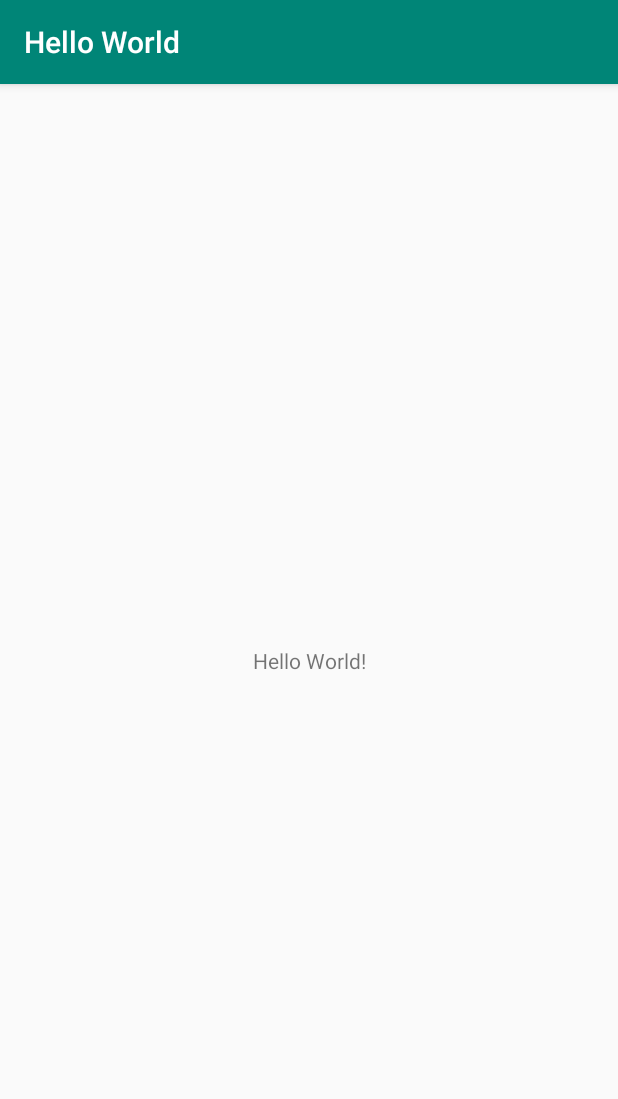
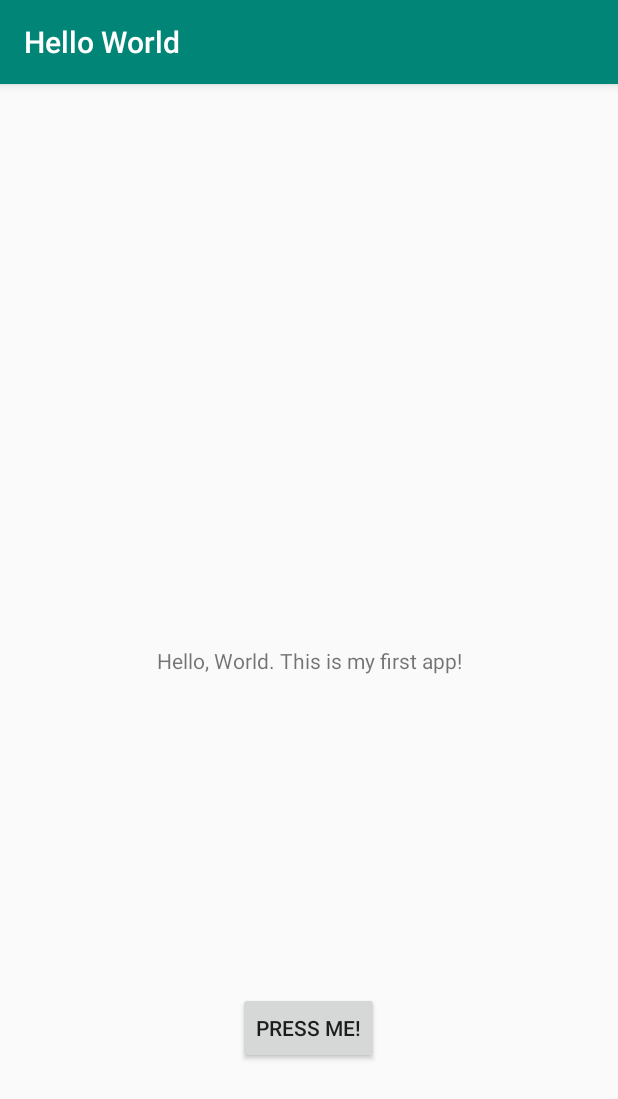
Before and after one commit to J-Ciccone/3515_lab1_Hello_World, an Android app: the screen it shows after launch (MainActivity), on a phone screen of 412 x 824 dp. Shown: the top 1099 px of the screen. Run offline under Robolectric (Android 15) with nearby library versions, the phone set to English and light mode, and no system bars.

Commit message:
Added functionality to change text on button press

```diff
--- a/app/src/main/java/edu/temple/helloworld/MainActivity.java
+++ b/app/src/main/java/edu/temple/helloworld/MainActivity.java
@@ -3,12 +3,27 @@ package edu.temple.helloworld;
 import androidx.appcompat.app.AppCompatActivity;
 
 import android.os.Bundle;
+import android.view.View;
+import android.widget.Button;
+import android.widget.TextView;
 
 public class MainActivity extends AppCompatActivity {
-
+    TextView myText;
+    Button myButton;
     @Override
     protected void onCreate(Bundle savedInstanceState) {
         super.onCreate(savedInstanceState);
         setContentView(R.layout.activity_main);
+
+        myButton = findViewById(R.id.myButton);
+        myText = findViewById(R.id.textView);
+        View.OnClickListener buttonPress = new View.OnClickListener() {
+            @Override
+            public void onClick(View v) {
+                myText.setText("You have clicked the button");
+            }
+        };
+
+        myButton.setOnClickListener(buttonPress);
     }
 }
--- a/app/src/main/res/layout/activity_main.xml
+++ b/app/src/main/res/layout/activity_main.xml
@@ -7,12 +7,26 @@
     tools:context=".MainActivity">
 
     <TextView
+        android:id="@+id/textView"
         android:layout_width="wrap_content"
         android:layout_height="wrap_content"
-        android:text="Hello World!"
+        android:text="@string/my_greeting"
         app:layout_constraintBottom_toBottomOf="parent"
         app:layout_constraintLeft_toLeftOf="parent"
         app:layout_constraintRight_toRightOf="parent"
         app:layout_constraintTop_toTopOf="parent" />
 
+    <Button
+        android:id="@+id/myButton"
+        android:layout_width="wrap_content"
+        android:layout_height="wrap_content"
+        android:layout_marginTop="37dp"
+        android:text="@string/button1"
+        app:layout_constraintBottom_toBottomOf="parent"
+        app:layout_constraintEnd_toEndOf="parent"
+        app:layout_constraintHorizontal_bias="0.498"
+        app:layout_constraintStart_toStartOf="parent"
+        app:layout_constraintTop_toBottomOf="@+id/textView"
+        app:layout_constraintVertical_bias="0.603" />
+
 </androidx.constraintlayout.widget.ConstraintLayout>
--- a/app/src/main/res/values/strings.xml
+++ b/app/src/main/res/values/strings.xml
@@ -1,4 +1,5 @@
 <resources>
     <string name="app_name">Hello World</string>
     <string name="my_greeting">Hello, World. This is my first app!</string>
+    <string name="button1">Press Me!</string>
 </resources>
```
